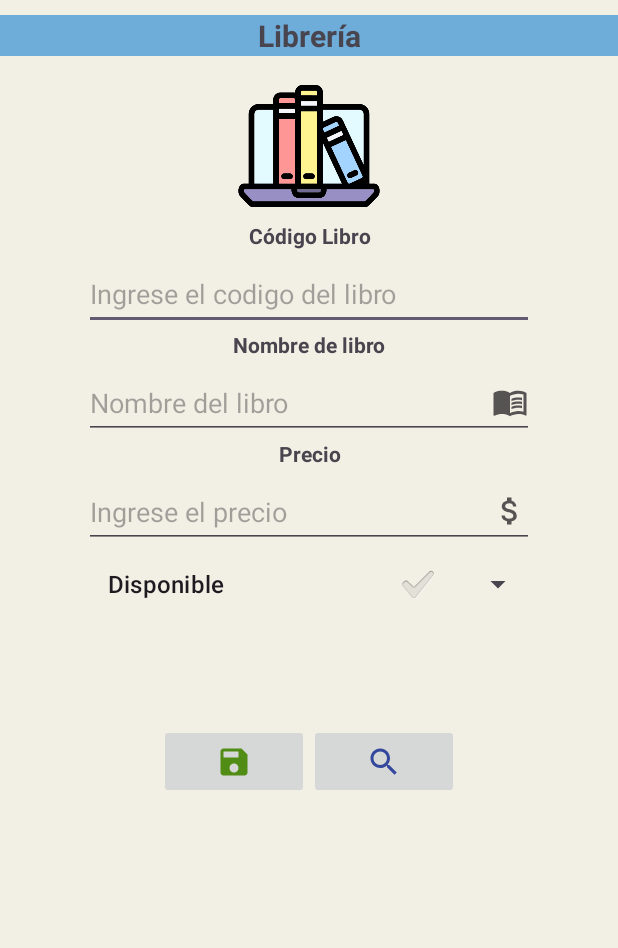
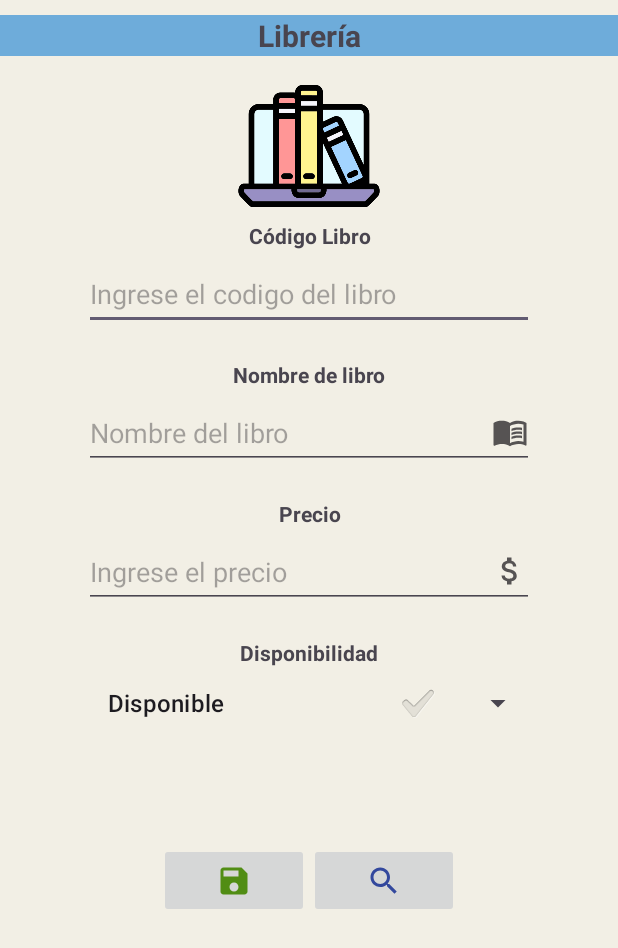
Before and after one commit to CASanchezc5/appLibreria, an Android app: the screen it shows after launch (MainActivity), on a phone screen of 412 x 824 dp. Shown: the top 948 px of the screen. Run offline under Robolectric (Android 15) with nearby library versions, the phone set to English and light mode, and no system bars.

Commit message:
se agregó un TextView en el activity_main.xml, para el titulo del spinner

```diff
--- a/app/src/main/res/layout/activity_main.xml
+++ b/app/src/main/res/layout/activity_main.xml
@@ -46,6 +46,7 @@
         android:layout_width="200dp"
         android:layout_height="wrap_content"
         android:layout_gravity="center"
+        android:layout_marginTop="20dp"
         android:text="@string/name"
         android:textAlignment="center"
         android:textStyle="bold"
@@ -62,6 +63,7 @@
         android:layout_width="200dp"
         android:layout_height="wrap_content"
         android:layout_gravity="center"
+        android:layout_marginTop="20dp"
         android:text="@string/coste"
         android:textAlignment="center"
         android:textStyle="bold" />
@@ -73,6 +75,15 @@
         android:layout_gravity="center"
         android:layout_marginTop="5dp"
         android:drawableEnd="@drawable/baseline_attach_money_24"/>
+
+    <TextView
+        android:layout_width="200dp"
+        android:layout_height="wrap_content"
+        android:text="@string/available"
+        android:layout_marginTop="20dp"
+        android:layout_gravity="center"
+        android:textAlignment="center"
+        android:textStyle="bold" />
 
     <!--Este spinner va la opcion de disponible o no diponible-->
     <Spinner
```
